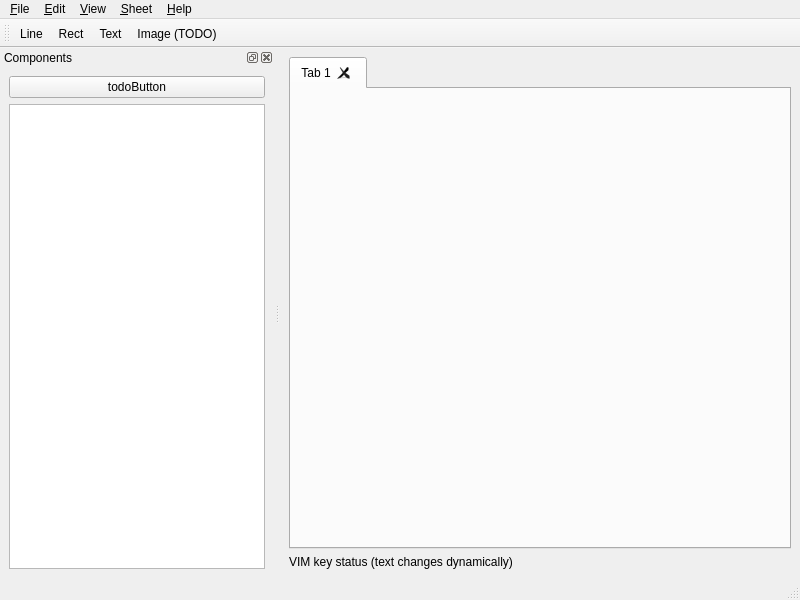
Qt form src/ui/mainwindow.ui (schim-app/schim) before a commit.
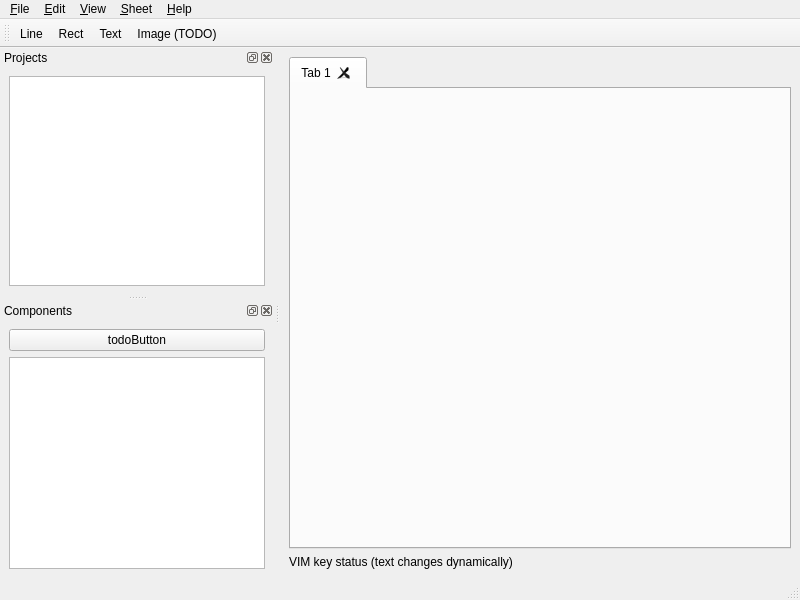
The same form after that commit. Icons and pictures are not drawn. Custom widgets are drawn as their Qt base class.

Commit message: Enable opening multiple projects

Diff of the .ui file:
```diff
--- a/src/ui/mainwindow.ui
+++ b/src/ui/mainwindow.ui
@@ -219,7 +219,44 @@
    <addaction name="actionInsertText"/>
    <addaction name="actionInsertImage"/>
   </widget>
+  <widget class="QDockWidget" name="dockProjects">
+   <property name="sizePolicy">
+    <sizepolicy hsizetype="Preferred" vsizetype="Expanding">
+     <horstretch>0</horstretch>
+     <verstretch>0</verstretch>
+    </sizepolicy>
+   </property>
+   <property name="features">
+    <set>QDockWidget::AllDockWidgetFeatures</set>
+   </property>
+   <property name="windowTitle">
+    <string>Projects</string>
+   </property>
+   <attribute name="dockWidgetArea">
+    <number>1</number>
+   </attribute>
+   <widget class="QWidget" name="contentsProjects">
+    <layout class="QVBoxLayout" name="verticalLayout_2">
+     <item>
+      <widget class="ProjectBrowser" name="projectBrowser">
+       <property name="statusTip">
+        <string>Widget projectBrowser in src/ui/mainwindow.ui; class ProjectBrowser in src/ui/widgets/projectbrowser.h</string>
+       </property>
+       <attribute name="headerVisible">
+        <bool>false</bool>
+       </attribute>
+      </widget>
+     </item>
+    </layout>
+   </widget>
+  </widget>
   <widget class="QDockWidget" name="dockSymbols">
+   <property name="sizePolicy">
+    <sizepolicy hsizetype="Preferred" vsizetype="Expanding">
+     <horstretch>0</horstretch>
+     <verstretch>0</verstretch>
+    </sizepolicy>
+   </property>
    <property name="windowTitle">
     <string>Components</string>
    </property>
@@ -527,6 +564,11 @@
    <extends>QListWidget</extends>
    <header>ui/widgets/componentlist.h</header>
   </customwidget>
+  <customwidget>
+   <class>ProjectBrowser</class>
+   <extends>QTreeView</extends>
+   <header>ui/widgets/projectbrowser.h</header>
+  </customwidget>
  </customwidgets>
  <resources/>
  <connections/>
```
Left out of the diff: 81 changed lines with no effect on the pictures. The commit also changes 24 other files.
